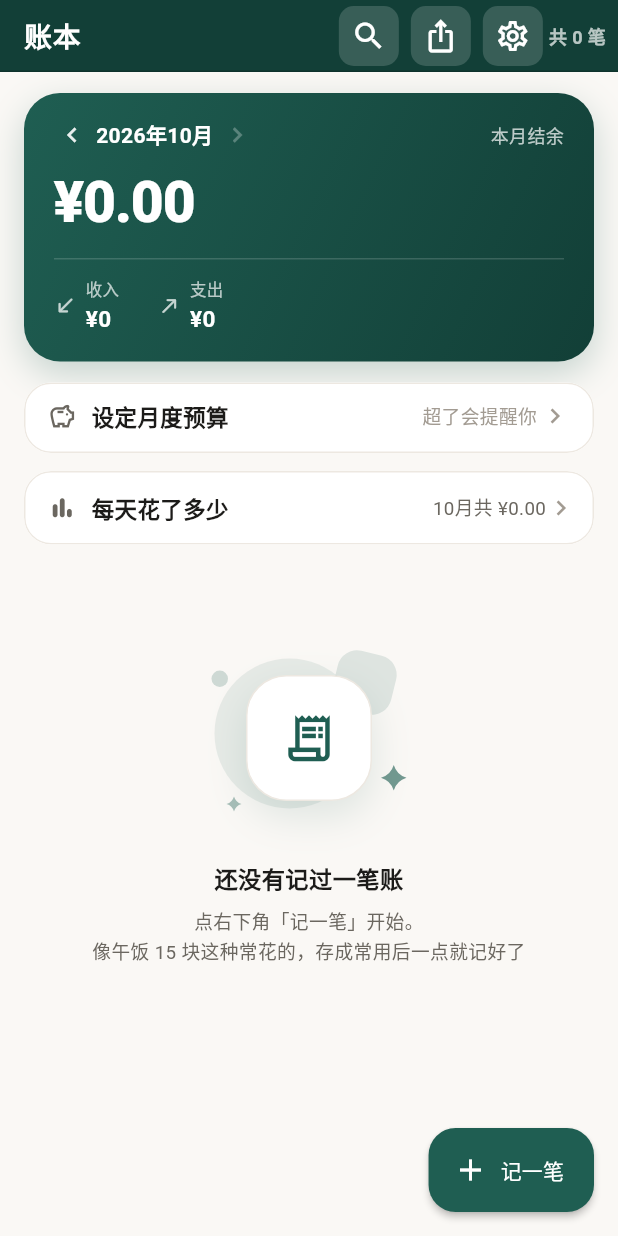
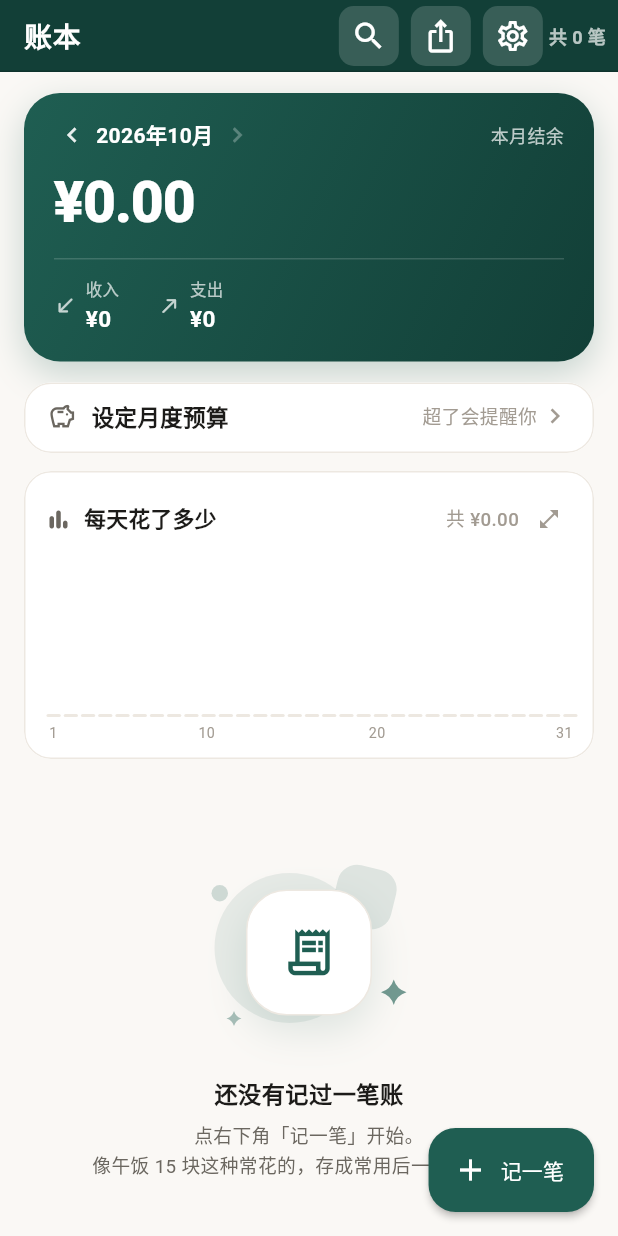
Before and after one commit to kkzz91/RiBei, a Flutter app: the LedgerScreen screen opened directly, on a phone screen of 412 x 824 dp. Run offline on Flutter 3.47's test engine with Material 3 defaults, Android fonts, the phone set to English and light mode, and no system bars; our stand-ins replace fl_chart, flutter_local_notifications, share_plus, shared_preferences, sqflite, timezone; missing offline and left inert: lunar; accounts and stored records are empty.

Commit message:
v1.6.18：预算卡整卡按档位变色、黑档改成超预算一成、每日柱状图内联、统计页挡字
用户 3 条反馈逐条：

1. 预算卡：
   · **整张大卡变色**（原来只有进度条和文字变色），五档 = 绿 / 黄 / 橙 / 红 / 黑
   · **黑档的触发条件改了**：用户原话"一般人设的目标金额本身就是最后一条红线了，
     不用强制用户去设一条超过预算的红线" ⇒ 不再要求"有红线设在总额之外"，
     改成**超预算一成以上**（`BudgetStatus.blackOverRatio = 1.10`）。
     删掉了 `beyondTotalCrossed`。
   · 没设红线就只有绿/红两档；设了红线才有黄/橙
   · 0 档（绿）故意做成**淡底**：它上面紧挨着那张深绿的「本月结余」卡，
     两张同色深卡会糊成一片；"变脸"从跨第一条红线才开始，那一下才醒目。
     1~4 档是实心深色 + 白字（色值都压深一档，保证白字读得清）。
   · 单测跟着改了 5 条（含"没设总额时不会因为超预算变红变黑"）。

2. 每日柱状图：**账本页和统计页各内联一张**，不用点开就能看、手指按住左右滑动
   就看那天的金额（用户："可以在流水那里做一个，统计那里做一个可以直接查看，不用点开的"）。
   右上角一个小「展开」按钮才通向大图（可滑动 + 按天表格）。
   ⇒ 新增 `widgets/daily_spend_chart.dart`（内联版，barHeight 默认 110）；
     v1.6.17 那个只留一行的 `_DailyChartEntry` 删掉了。

3. 统计页「近 6 个月」：手指按住柱子时提示框会被顶到上面的文字里
   （只有一个月有数据时最容易撞，那一根直接顶到顶）。
   ⇒ 顶部余量 25% → **40%**（`maxY`），图和上面那两行字之间的间距 14 → 22。

预览工具：预算五档各一张（绿/黄/橙/红/黑），加了统计页一张，共 16 张。
**131 个测试全过、analyze 零告警**；APK 已出包核对（versionCode 37、签名不变）并归档。

```diff
--- a/lib/models/budget.dart
+++ b/lib/models/budget.dart
@@ -92,27 +92,25 @@ class BudgetStatus {
     return spent > max ? spent : max;
   }
 
-  /// 有没有"设在预算总额**之外**的那条红线"被越过了。
+  /// **超出预算多少算"黑档"**：超支超过一成。
   ///
-  /// 只在设了总额（total > 0）时才算 —— 没设总额的话每条红线都在"外面"，
-  /// 那这个判断就没意义了。
-  bool get beyondTotalCrossed {
-    if (plan.total <= 0) return false;
-    for (final t in plan.tiers) {
-      if (t > plan.total && spent > t) return true;
-    }
-    return false;
-  }
+  /// 用户 v1.6.18："黑色触发...一般人设的那个目标金额本身就是最后一条红线了，
+  /// 所以不用强制用户去设一条超过预算的红线" —— 所以黑档不再要求"有红线设在总额之外"，
+  /// 改成**看超出预算的比例**。
+  static const blackOverRatio = 1.10;
+
+  /// 有没有把预算**超出一成以上**（黑档的触发条件）
+  bool get farOverBudget =>
+      plan.total > 0 && spent > plan.total * blackOverRatio;
 
   /// 预算卡的**档位**：0 绿 / 1 黄 / 2 橙 / 3 红 / 4 黑。
   ///
-  /// 用户 v1.6.17 定的规矩：
-  ///  · 没设红线 ⇒ 就正常用（绿；真超了预算才是红）
-  ///  · 设了红线 ⇒ **跨过第几条就走第几档**：1 条 = 黄、2 条 = 橙、3 条及以上 = 红
-  ///  · **黑**只用在一种情况：有一条红线**比预算总额还大**（"这条底线在你预算之外"），
-  ///    而花销真的越过了它 —— 那意味着连预算都拦不住你了
+  /// 用户 v1.6.18 定的规矩：
+  ///  · **没设红线** ⇒ 就只有绿和红（绿 = 在预算内、红 = 超了）
+  ///  · **设了红线** ⇒ 跨过第 1/2/3 条分别变 黄 / 橙 / 红，多出来的也还是红
+  ///  · **黑** ⇒ 超预算超过一成（`blackOverRatio`）
   int get level {
-    if (beyondTotalCrossed) return 4;
+    if (farOverBudget) return 4;
     if (overBudget || crossed >= 3) return 3;
     if (crossed == 2) return 2;
     if (crossed == 1) return 1;
--- a/lib/screens/ledger_screen.dart
+++ b/lib/screens/ledger_screen.dart
@@ -7,6 +7,7 @@ import '../theme/app_theme.dart';
 import '../utils/haptics.dart';
 import '../widgets/app_toast.dart';
 import '../widgets/budget_card.dart';
+import '../widgets/daily_spend_chart.dart';
 import '../widgets/empty_state.dart';
 import '../widgets/pay_tag.dart';
 import '../widgets/pressable.dart';
@@ -158,12 +159,12 @@ class _LedgerScreenState extends State<LedgerScreen> {
           // 本月预算（总额 + 用户自己设的那几条金额红线）
           BudgetCard(monthExpense: ledger.expenseOf(_month)),
           const SizedBox(height: 12),
-          // 每日柱状图只留一个**入口**（用户 v1.6.17：小图上根本看不清），
-          // 点进去是满屏大图，手指在柱子上滑动看某一天
-          _DailyChartEntry(
+          // 「每天花了多少」：**内联就能看**（用户 v1.6.18：不用点开），
+          // 右上角那个小按钮才通向大图（可滑动看某天、下面还有按天表格）
+          DailySpendChart(
             month: _month,
-            total: ledger.expenseOf(_month),
-            onTap: () => Navigator.of(context).push(
+            records: ledger.records,
+            onExpand: () => Navigator.of(context).push(
               MaterialPageRoute<void>(
                 builder: (_) => DailyChartScreen(
                   month: _month,
@@ -387,61 +388,6 @@ class _MiniStat extends StatelessWidget {
 
 // ---------------------------------------------------------------- 流水
 
-/// 账本页上通往「每天花了多少」大图的那一行。
-///
-/// 原来这里是直接摆一张小柱状图，用户 v1.6.17 说"挺小的，其实也看不清"，
-/// 而且长按也没有反馈 ⇒ 改成只留入口，点进去看大图（可滑动看某天）。
-class _DailyChartEntry extends StatelessWidget {
-  const _DailyChartEntry({
-    required this.month,
-    required this.total,
-    required this.onTap,
-  });
-
-  final DateTime month;
-  final double total;
-  final VoidCallback onTap;
-
-  @override
-  Widget build(BuildContext context) {
-    final p = context.palette;
-    return Material(
-      color: p.card,
-      clipBehavior: Clip.antiAlias,
-      shape: RoundedRectangleBorder(
-        borderRadius: BorderRadius.circular(18),
-        side: BorderSide(color: p.line),
-      ),
-      child: InkWell(
-        onTap: onTap,
-        child: Padding(
-          padding: const EdgeInsets.fromLTRB(16, 14, 12, 14),
-          child: Row(
-            children: [
-              Icon(Icons.bar_chart_rounded, size: 19, color: p.inkSoft),
-              const SizedBox(width: 10),
-              Text(
-                '每天花了多少',
-                style: TextStyle(
-                  fontSize: 15,
-                  fontWeight: FontWeight.w600,
-                  color: p.ink,
-                ),
-              ),
-              const Spacer(),
-              Text(
-                '${month.month}月共 ${formatMoney(total)}',
-                style: TextStyle(fontSize: 12.5, color: p.inkSoft),
-              ),
-              Icon(Icons.chevron_right, size: 20, color: p.inkFaint),
-            ],
-          ),
-        ),
-      ),
-    );
-  }
-}
-
 class _DayGroup extends StatelessWidget {
   const _DayGroup({
     required this.day,
--- /dev/null
+++ b/lib/widgets/daily_spend_chart.dart
@@ -0,0 +1,243 @@
+import 'package:flutter/material.dart';
+
+import '../models/transaction_record.dart';
+import '../theme/app_theme.dart';
+import '../utils/categories.dart';
+import '../utils/formatters.dart';
+
+/// 「每天花了多少」的**内联版**：账本页和统计页各摆一张，**不用点开就能看**。
+///
+/// 用户 v1.6.18："每天花了多少那个条形图，我觉得可以在流水那里做一个、
+/// 统计那里做一个，可以直接查看，不用点开的"。
+/// （v1.6.17 曾经改成"只留一行入口"，他嫌要跳一步；这次两张内联 +
+/// 右上角一个「展开」按钮通向大图 `DailyChartScreen`，两头都占。）
+///
+/// 手指按住柱子区左右滑动 → 上面那行变成那一天的金额；再点一下收回。
+class DailySpendChart extends StatefulWidget {
+  const DailySpendChart({
+    super.key,
+    required this.month,
+    required this.records,
+    this.onExpand,
+    this.barHeight = 110,
+  });
+
+  /// 看哪个月（只用年月）
+  final DateTime month;
+  final List<TransactionRecord> records;
+
+  /// 右上角「展开」按钮：一般传"打开大图页"。不传就不显示那个按钮。
+  final VoidCallback? onExpand;
+
+  /// 柱子区的高度（内联用 110，够看清）
+  final double barHeight;
+
+  @override
+  State<DailySpendChart> createState() => _DailySpendChartState();
+}
+
+class _DailySpendChartState extends State<DailySpendChart> {
+  int? _picked;
+
+  @override
+  void didUpdateWidget(DailySpendChart oldWidget) {
+    super.didUpdateWidget(oldWidget);
+    // 换月份就把选中清掉，不然会指着"这个月没有的那一天"
+    if (oldWidget.month != widget.month) _picked = null;
+  }
+
+  int get _days => DateTime(widget.month.year, widget.month.month + 1, 0).day;
+
+  /// 每天花了多少（下标 1..月末）＋ 每天几笔
+  (List<double>, List<int>) _totals() {
+    final amounts = List<double>.filled(_days + 1, 0);
+    final counts = List<int>.filled(_days + 1, 0);
+    for (final r in widget.records) {
+      if (r.type != TxType.expense) continue;
+      if (r.date.year != widget.month.year ||
+          r.date.month != widget.month.month) {
+        continue;
+      }
+      final d = r.date.day;
+      if (d < 1 || d > _days) continue;
+      amounts[d] += r.amount;
+      counts[d] += 1;
+    }
+    return (amounts, counts);
+  }
+
+  void _pickAt(double dx, double width) {
+    if (width <= 0) return;
+    final day = (((dx / width) * _days).floor() + 1).clamp(1, _days);
+    if (day != _picked) setState(() => _picked = day);
+  }
+
+  @override
+  Widget build(BuildContext context) {
+    final p = context.palette;
+    final (amounts, counts) = _totals();
+    final total = amounts.fold<double>(0, (a, b) => a + b);
+    var max = 0.0;
+    for (final v in amounts) {
+      if (v > max) max = v;
+    }
+    final picked = _picked;
+
+    return Material(
+      color: p.card,
+      clipBehavior: Clip.antiAlias,
+      shape: RoundedRectangleBorder(
+        borderRadius: BorderRadius.circular(18),
+        side: BorderSide(color: p.line),
+      ),
+      child: Padding(
+        padding: const EdgeInsets.fromLTRB(14, 12, 10, 10),
+        child: Column(
+          crossAxisAlignment: CrossAxisAlignment.start,
+          children: [
+            Row(
+              children: [
+                Icon(Icons.bar_chart_rounded, size: 18, color: p.inkSoft),
+                const SizedBox(width: 8),
+                Text(
+                  '每天花了多少',
+                  style: TextStyle(
+                    fontSize: 14.5,
+                    fontWeight: FontWeight.w600,
+                    color: p.ink,
+                  ),
+                ),
+                const Spacer(),
+                Text(
+                  picked == null
+                      ? '共 ${formatMoney(total)}'
+                      : '${widget.month.month}月$picked日 '
+                            '${formatMoney(amounts[picked])}',
+                  style: TextStyle(
+                    fontSize: 12.5,
+                    fontWeight: picked == null
+                        ? FontWeight.w500
+                        : FontWeight.w700,
+                    color: picked == null ? p.inkFaint : p.jade,
+                  ),
+                ),
+                if (widget.onExpand != null)
+                  IconButton(
+                    tooltip: '看大图',
+                    visualDensity: VisualDensity.compact,
+                    icon: Icon(Icons.open_in_full, size: 16, color: p.inkFaint),
+                    onPressed: widget.onExpand,
+                  )
+                else
+                  const SizedBox(width: 6),
+              ],
+            ),
+            const SizedBox(height: 2),
+            LayoutBuilder(
+              builder: (context, c) {
+                final width = c.maxWidth - 8;
+                return GestureDetector(
+                  behavior: HitTestBehavior.opaque,
+                  onTapDown: (d) => _pickAt(d.localPosition.dx - 4, width),
+                  onHorizontalDragStart: (d) =>
+                      _pickAt(d.localPosition.dx - 4, width),
+                  onHorizontalDragUpdate: (d) =>
+                      _pickAt(d.localPosition.dx - 4, width),
+                  onTapUp: (d) {
+                    final day =
+                        (((d.localPosition.dx - 4) / width) * _days).floor() + 1;
+                    if (day.clamp(1, _days) == _picked) {
+                      setState(() => _picked = null);
+                    }
+                  },
+                  child: SizedBox(
+                    height: widget.barHeight,
+                    child: Row(
+                      crossAxisAlignment: CrossAxisAlignment.end,
+                      children: [
+                        for (var d = 1; d <= _days; d++)
+                          Expanded(
+                            child: Padding(
+                              padding: const EdgeInsets.symmetric(horizontal: 1),
+                              child: _Bar(
+                                value: amounts[d],
+                                max: max,
+                                picked: picked == d,
+                                dim: picked != null && picked != d,
+                                maxHeight: widget.barHeight - 16,
+                              ),
+                            ),
+                          ),
+                      ],
+                    ),
+                  ),
+                );
+              },
+            ),
+            const SizedBox(height: 4),
+            Padding(
+              padding: const EdgeInsets.only(right: 4),
+              child: Row(
+                children: [
+                  for (var d = 1; d <= _days; d++)
+                    Expanded(
+                      child: Text(
+                        // 只标 1 / 10 / 20 / 月末，31 个数字会挤成一片
+                        d == 1 || d == 10 || d == 20 || d == _days ? '$d' : '',
+                        textAlign: TextAlign.center,
+                        style: TextStyle(fontSize: 9.5, color: p.inkFaint),
+                      ),
+                    ),
+                ],
+              ),
+            ),
+            if (picked != null)
+              Padding(
+                padding: const EdgeInsets.only(top: 2),
+                child: Text(
+                  '${counts[picked]} 笔',
+                  style: TextStyle(fontSize: 11, color: p.inkFaint),
+                ),
+              ),
+          ],
+        ),
+      ),
+    );
+  }
+}
+
+class _Bar extends StatelessWidget {
+  const _Bar({
+    required this.value,
+    required this.max,
+    required this.picked,
+    required this.dim,
+    required this.maxHeight,
+  });
+
+  final double value;
+  final double max;
+  final bool picked;
+  final bool dim;
+  final double maxHeight;
+
+  @override
+  Widget build(BuildContext context) {
+    final p = context.palette;
+    // 有花销的至少给 3px，不然 1 块钱和 0 块钱看起来一样
+    final h = value <= 0
+        ? 2.0
+        : (value / max * maxHeight).clamp(3.0, maxHeight);
+    return Container(
+      height: h,
+      decoration: BoxDecoration(
+        color: value <= 0
+            ? p.line
+            : (picked
+                  ? p.jadeDeep
+                  : p.jade.withValues(alpha: dim ? 0.32 : 0.85)),
+        borderRadius: BorderRadius.circular(2),
+      ),
+    );
+  }
+}
--- a/pubspec.yaml
+++ b/pubspec.yaml
@@ -16,7 +16,7 @@ publish_to: 'none' # Remove this line if you wish to publish to pub.dev
 # https://developer.apple.com/library/archive/documentation/General/Reference/InfoPlistKeyReference/Articles/CoreFoundationKeys.html
 # In Windows, build-name is used as the major, minor, and patch parts
 # of the product and file versions while build-number is used as the build suffix.
-version: 1.6.17+36
+version: 1.6.18+37
 
 environment:
   sdk: ^3.13.3
```
Also changed, not shown: lib/screens/stats_screen.dart (+22 -2 lines), lib/widgets/budget_card.dart (+88 -40 lines), tools/preview_screens.dart (+27 -4 lines), 1 other file.
